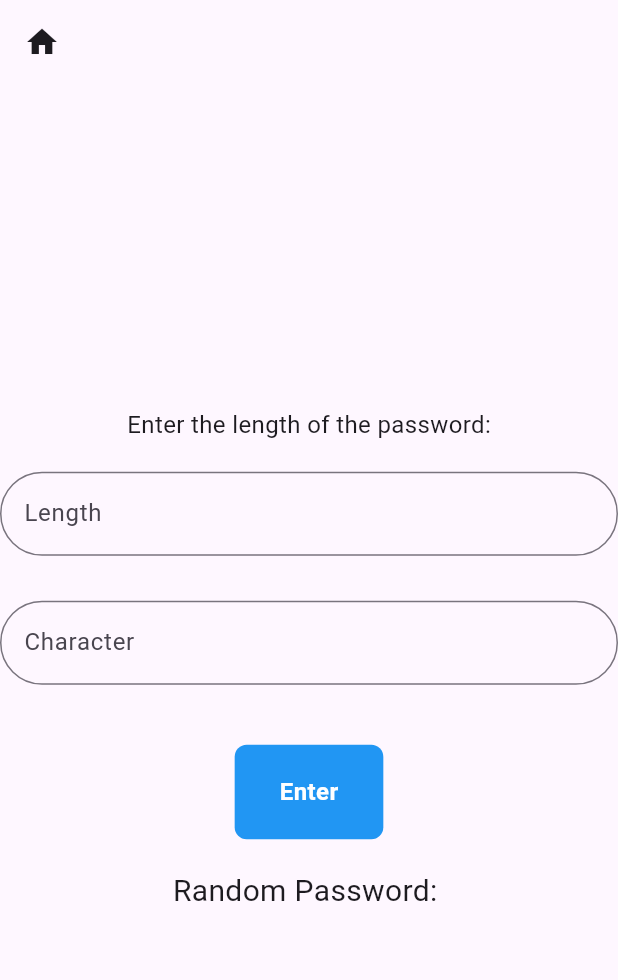
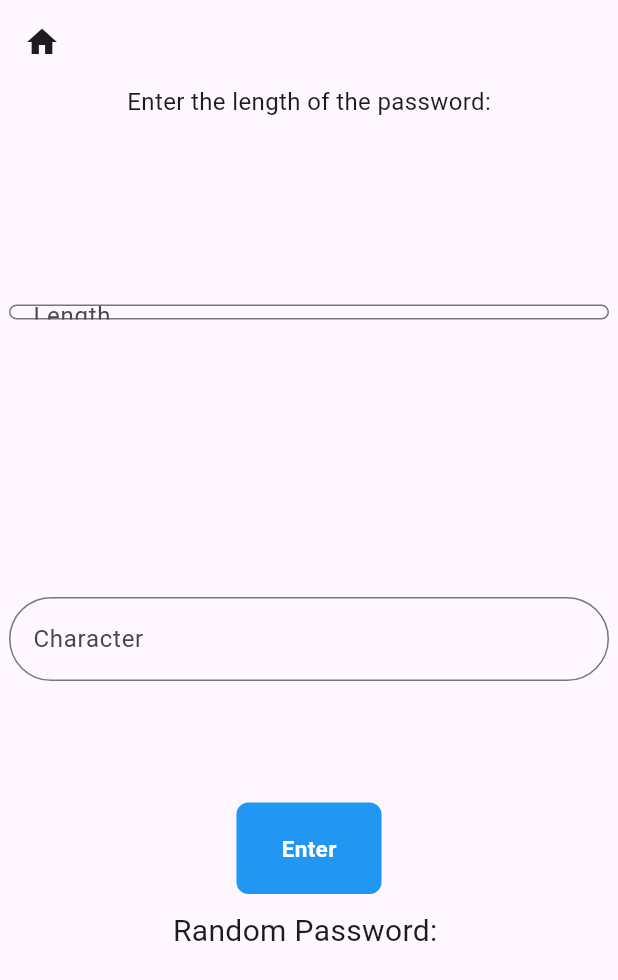
Before and after one commit to Alan-Allen/NSRC_54_Flutter_School, a Flutter app: the screen it shows after launch, after a tap on "Random Password", on a phone screen of 412 x 824 dp. Shown: the top 980 px of the screen. Run offline on Flutter 3.47's test engine with Material 3 defaults, Android fonts, the phone set to English and light mode, and no system bars; our stand-ins replace sqflite; accounts and stored records are empty.

Commit message:
school-2024/3/7/04:18

```diff
--- a/lib/DB/DBHelper.dart
+++ b/lib/DB/DBHelper.dart
@@ -32,7 +32,7 @@ class DBHelper {
 
   Future<void> insert(UserList userList) async {
     try {
-      var dbClient = await database; // Ensure database is initialized
+      var dbClient = await database;
       await dbClient?.transaction((txn) async {
         await txn.rawInsert('''
           INSERT INTO users(name, user, password)
--- a/lib/component/Button.dart
+++ b/lib/component/Button.dart
@@ -32,7 +32,7 @@ class CustomButton extends StatelessWidget {
           text,
           style: TextStyle(
             color: textColor,
-            fontSize: 16,
+            fontSize: 15,
             fontWeight: FontWeight.bold,
           ),
         ),
--- a/lib/main.dart
+++ b/lib/main.dart
@@ -6,10 +6,15 @@ import 'package:password5_54/screens/SignUpScreen.dart';
 import 'package:password5_54/screens/Password_screen.dart';
 import 'package:password5_54/screens/AccountScreen.dart';
 
+import 'DB/userList.dart';
+
 void main() async {
   WidgetsFlutterBinding.ensureInitialized();
   DBHelper dbHelper = DBHelper();
   await dbHelper.initDb();
+  await dbHelper.clearAll();
+  UserList userList = UserList(0, "SuperAdmin", "admin", "1234");
+  await dbHelper.insert(userList);
   runApp(const MyApp());
 }
 
--- a/lib/screens/Password_screen.dart
+++ b/lib/screens/Password_screen.dart
@@ -41,9 +41,11 @@ class _PasswordScreenState extends State<PasswordScreen> {
                 ),
               ),
             ),
-            Center(
+            Expanded(
+              child: Center(
                 child: SizedBox(
-                width: 500,
+                  width: 400,
+                  height: 10,
                   child: TextField(
                     controller: _lengthController,
                     decoration: InputDecoration(
@@ -57,10 +59,11 @@ class _PasswordScreenState extends State<PasswordScreen> {
                   ),
                 ),
               ),
-            const SizedBox(height: 30),
-            Center(
+            ),
+            Expanded(
+              child: Center(
                 child: SizedBox(
-                width: 500,
+                  width: 400,
                   child: TextField(
                     controller: _characterController,
                     decoration: InputDecoration(
@@ -74,7 +77,7 @@ class _PasswordScreenState extends State<PasswordScreen> {
                   ),
                 ),
               ),
-            const SizedBox(height: 40),
+            ),
             CustomButton(
               onPressed: () {
                 print('Create Button Pressed');
@@ -95,12 +98,14 @@ class _PasswordScreenState extends State<PasswordScreen> {
               width: 30,
               height: 20,
             ),
-            const SizedBox(height: 20),
-            Text(
-              'Random Password: $_generatedPassword',
+            const SizedBox(height: 10),
+            Expanded(
+              child: Text(
+                'Random Password: \n $_generatedPassword',
                 style: const TextStyle(
                   fontSize: 20,
                   fontWeight: FontWeight.normal,
+                ),
               ),
             ),
           ],
```
Also changed, not shown: lib/screens/AccountScreen.dart (+108 -22 lines), lib/DB/userList.dart (line endings or trailing spaces). Lines whose indentation alone changed are shown as unchanged.
